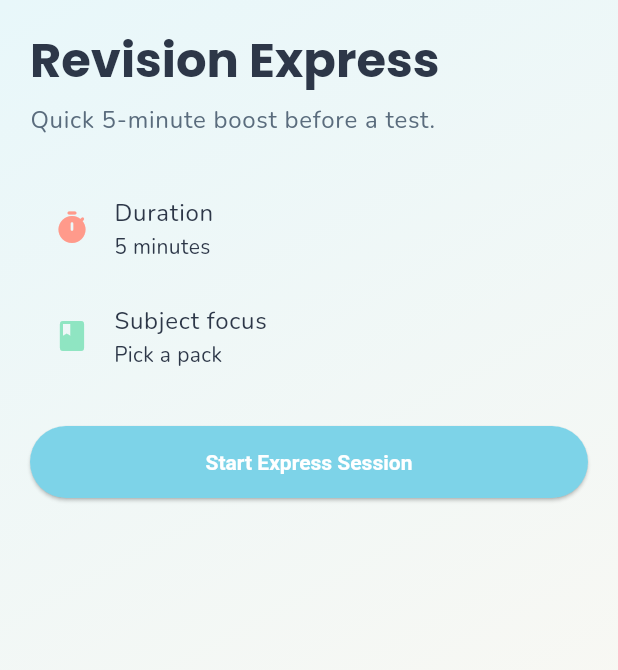
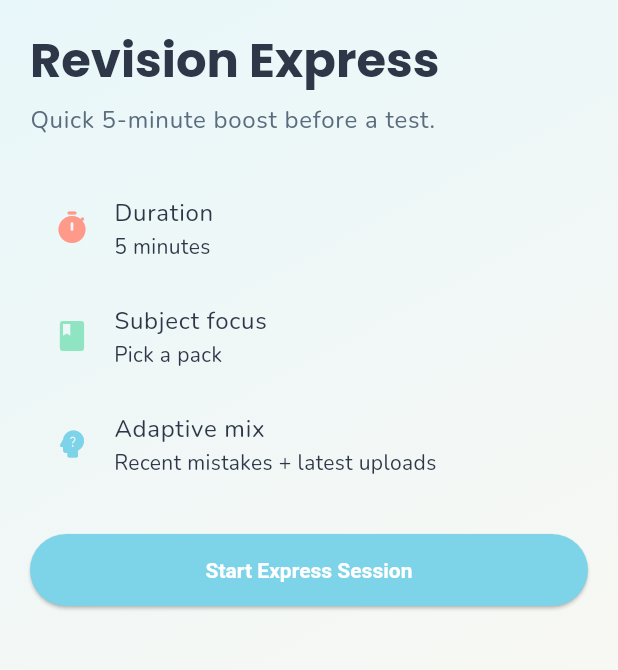
Before and after one commit to benhoss/learny, a Flutter app: the RevisionSetupScreen screen opened by its route, on a phone screen of 412 x 824 dp, the part 84-754 px from its top. Run offline on Flutter 3.47's test engine with Material 3 defaults, Android fonts, the phone set to English and light mode, and no system bars; our stand-ins replace file_picker, google_fonts, image_picker, lucide_icons; accounts and stored records are empty; network calls fail.

Commit message:
feat(revision): add adaptive explainability cues

```diff
--- a/mobile/learny_app/lib/models/revision_prompt.dart
+++ b/mobile/learny_app/lib/models/revision_prompt.dart
@@ -4,10 +4,14 @@ class RevisionPrompt {
     required this.prompt,
     required this.options,
     required this.correctIndex,
+    this.selectionReason,
+    this.confidence,
   });
 
   final String id;
   final String prompt;
   final List<String> options;
   final int correctIndex;
+  final String? selectionReason;
+  final double? confidence;
 }
--- a/mobile/learny_app/lib/screens/revision/revision_setup_screen.dart
+++ b/mobile/learny_app/lib/screens/revision/revision_setup_screen.dart
@@ -32,6 +32,18 @@ class RevisionSetupScreen extends StatelessWidget {
               pack == null ? 'Pick a pack' : '${pack.subject} • ${pack.title}',
             ),
           ),
+          ListTile(
+            leading: const Icon(
+              Icons.psychology_alt_rounded,
+              color: LearnyColors.skyPrimary,
+            ),
+            title: const Text('Adaptive mix'),
+            subtitle: Text(
+              state.reviewDueCount > 0
+                  ? 'Due concepts + recent mistakes + latest uploads'
+                  : 'Recent mistakes + latest uploads',
+            ),
+          ),
         ],
       ),
       primaryAction: ElevatedButton(
--- a/mobile/learny_app/lib/state/app_state.dart
+++ b/mobile/learny_app/lib/state/app_state.dart
@@ -452,6 +452,8 @@ class AppState extends ChangeNotifier {
             prompt: promptText,
             options: options,
             correctIndex: correctIndex.clamp(0, options.length - 1),
+            selectionReason: item['selection_reason']?.toString(),
+            confidence: (item['confidence'] as num?)?.toDouble(),
           );
         })
         .whereType<RevisionPrompt>()
```
Also changed, not shown: mobile/learny_app/lib/screens/revision/revision_session_screen.dart (+41 -0 lines), 3 other files.
